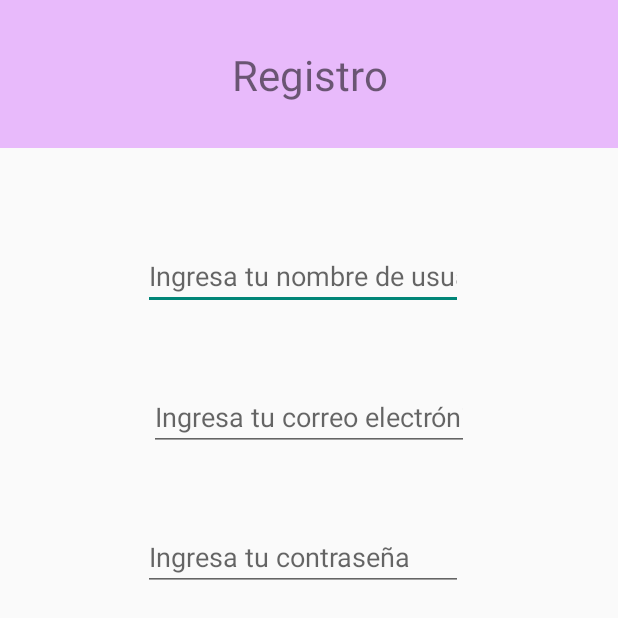
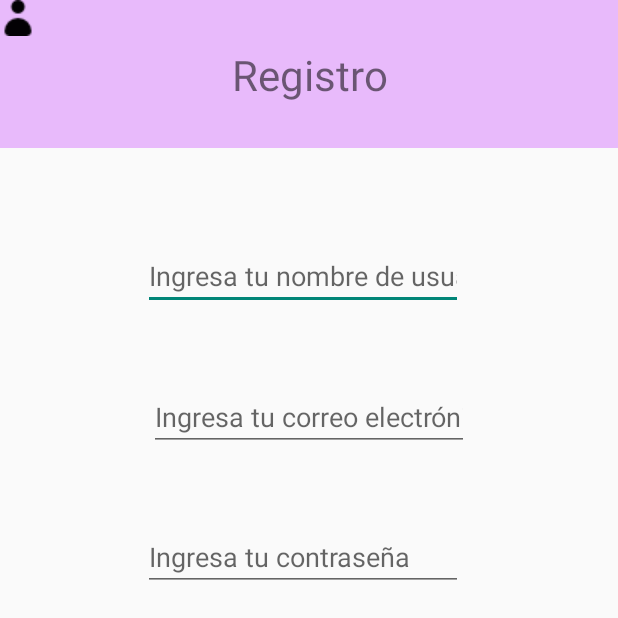
Before and after one commit to fedoTR/DismovProject, an Android app: the Register screen opened directly, with no data from a screen before it, on a phone screen of 412 x 824 dp, the top half of it. Run offline under Robolectric (Android 15) with nearby library versions, the phone set to English and light mode, and no system bars.

Commit message:
This is the icons of the main activity

```diff
--- a/app/src/main/res/layout/activity_register.xml
+++ b/app/src/main/res/layout/activity_register.xml
@@ -161,4 +161,12 @@
         app:layout_constraintStart_toStartOf="parent"
         app:layout_constraintTop_toBottomOf="@+id/editTextDate" />
 
+    <ImageView
+        android:id="@+id/imageView2"
+        android:layout_width="wrap_content"
+        android:layout_height="wrap_content"
+        app:srcCompat="@drawable/user"
+        tools:layout_editor_absoluteX="66dp"
+        tools:layout_editor_absoluteY="148dp" />
+
 </androidx.constraintlayout.widget.ConstraintLayout>
```
Also changed, not shown: app/src/main/res/drawable-v24/calendar.png (deleted), app/src/main/res/drawable-v24/email.png (deleted), app/src/main/res/drawable-v24/padlock.png (deleted), app/src/main/res/drawable-v24/user(1).png (deleted), app/src/main/res/drawable-v24/user.png, app/src/main/res/drawable/calendar.png (deleted), app/src/main/res/drawable/email.png (deleted), app/src/main/res/drawable/padlock.png (deleted), app/src/main/res/drawable/user(1).png (deleted), app/src/main/res/drawable/user.png.
